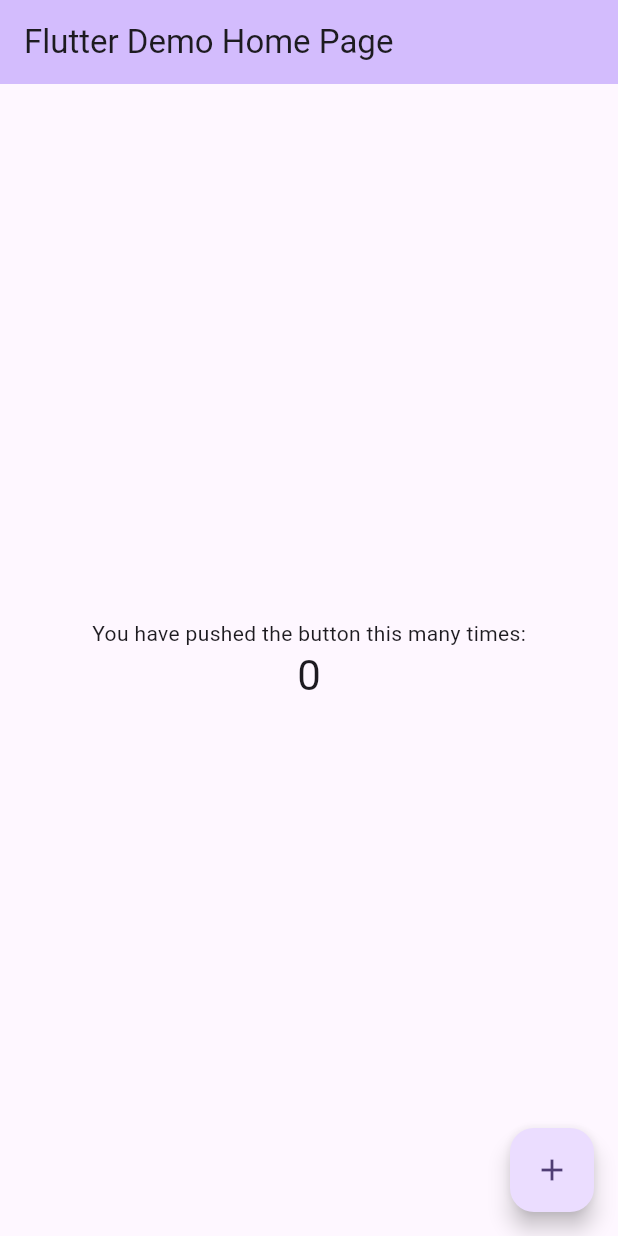
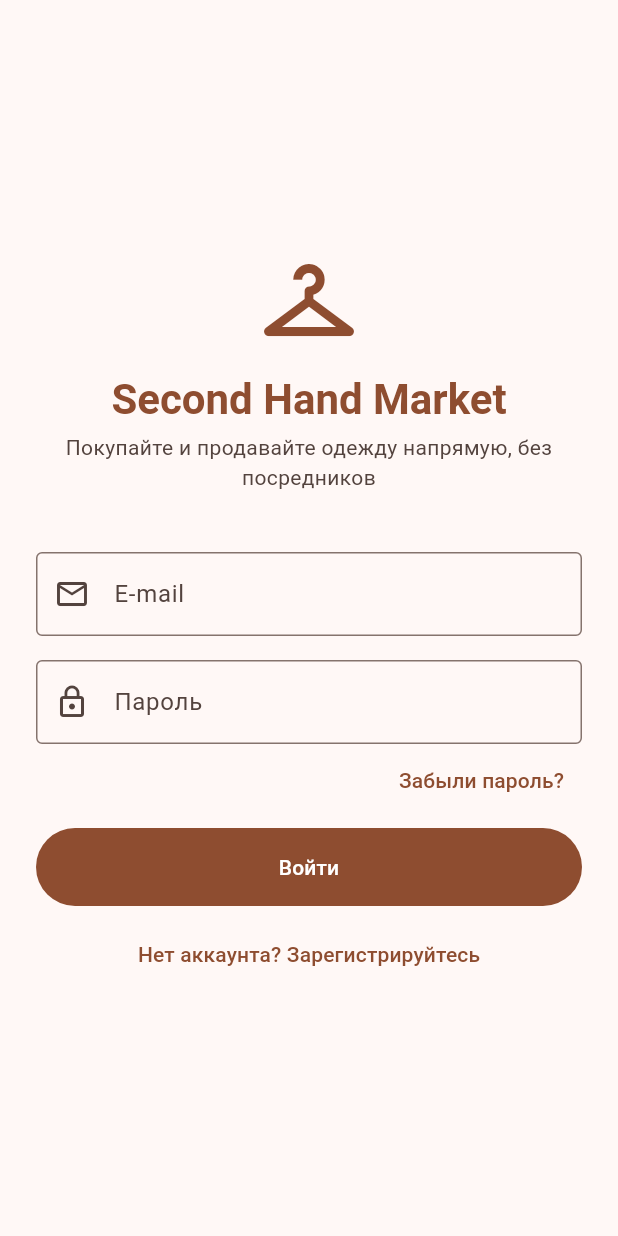
Before and after one commit to TimaDyakonu/PAMLab, a Flutter app: the screen it shows after launch, on a phone screen of 412 x 824 dp. Run offline on Flutter 3.47's test engine with Material 3 defaults, Android fonts, the phone set to English and light mode, and no system bars.

Commit message:
тема и экран логина

```diff
--- a/lib/main.dart
+++ b/lib/main.dart
@@ -1,122 +1,39 @@
+// main.dart — MaterialApp + тема + стартовый экран
 import 'package:flutter/material.dart';
+import 'screens/login_screen.dart';
 
-void main() {
-  runApp(const MyApp());
-}
+void main() => runApp(const MyApp());
+
+// Семя палитры — терракотовый: цвет ткани, винтажа и «тёплого» секонд-хенда.
+// ColorScheme.fromSeed выводит из него все роли (primary, surface, …).
+const _seedColor = Color(0xFFC0673F);
 
 class MyApp extends StatelessWidget {
   const MyApp({super.key});
 
-  // This widget is the root of your application.
   @override
   Widget build(BuildContext context) {
     return MaterialApp(
-      title: 'Flutter Demo',
+      title: 'Second Hand Market',
+      debugShowCheckedModeBanner: false,
       theme: ThemeData(
-        // This is the theme of your application.
-        //
-        // TRY THIS: Try running your application with "flutter run". You'll see
-        // the application has a purple toolbar. Then, without quitting the app,
-        // try changing the seedColor in the colorScheme below to Colors.green
-        // and then invoke "hot reload" (save your changes or press the "hot
-        // reload" button in a Flutter-supported IDE, or press "r" if you used
-        // the command line to start the app).
-        //
-        // Notice that the counter didn't reset back to zero; the application
-        // state is not lost during the reload. To reset the state, use hot
-        // restart instead.
-        //
-        // This works for code too, not just values: Most code changes can be
-        // tested with just a hot reload.
-        colorScheme: .fromSeed(seedColor: Colors.deepPurple),
+        colorScheme: ColorScheme.fromSeed(seedColor: _seedColor),
+        // базовая типографика: точечные подстройки, остальное по умолчанию
+        textTheme: const TextTheme(
+          titleLarge: TextStyle(fontWeight: FontWeight.w600),
+        ),
       ),
-      home: const MyHomePage(title: 'Flutter Demo Home Page'),
+      darkTheme: ThemeData(
+        colorScheme: ColorScheme.fromSeed(
+          seedColor: _seedColor, // то же семя…
+          brightness: Brightness.dark, // …ночная палитра
+        ),
+        textTheme: const TextTheme(
+          titleLarge: TextStyle(fontWeight: FontWeight.w600),
+        ),
+      ),
+      themeMode: ThemeMode.system, // следует настройке телефона
+      home: const LoginScreen(),
     );
   }
 }
-
-class MyHomePage extends StatefulWidget {
-  const MyHomePage({super.key, required this.title});
-
-  // This widget is the home page of your application. It is stateful, meaning
-  // that it has a State object (defined below) that contains fields that affect
-  // how it looks.
-
-  // This class is the configuration for the state. It holds the values (in this
-  // case the title) provided by the parent (in this case the App widget) and
-  // used by the build method of the State. Fields in a Widget subclass are
-  // always marked "final".
-
-  final String title;
-
-  @override
-  State<MyHomePage> createState() => _MyHomePageState();
-}
-
-class _MyHomePageState extends State<MyHomePage> {
-  int _counter = 0;
-
-  void _incrementCounter() {
-    setState(() {
-      // This call to setState tells the Flutter framework that something has
-      // changed in this State, which causes it to rerun the build method below
-      // so that the display can reflect the updated values. If we changed
-      // _counter without calling setState(), then the build method would not be
-      // called again, and so nothing would appear to happen.
-      _counter++;
-    });
-  }
-
-  @override
-  Widget build(BuildContext context) {
-    // This method is rerun every time setState is called, for instance as done
-    // by the _incrementCounter method above.
-    //
-    // The Flutter framework has been optimized to make rerunning build methods
-    // fast, so that you can just rebuild anything that needs updating rather
-    // than having to individually change instances of widgets.
-    return Scaffold(
-      appBar: AppBar(
-        // TRY THIS: Try changing the color here to a specific color (to
-        // Colors.amber, perhaps?) and trigger a hot reload to see the AppBar
-        // change color while the other colors stay the same.
-        backgroundColor: Theme.of(context).colorScheme.inversePrimary,
-        // Here we take the value from the MyHomePage object that was created by
-        // the App.build method, and use it to set our appbar title.
-        title: Text(widget.title),
-      ),
-      body: Center(
-        // Center is a layout widget. It takes a single child and positions it
-        // in the middle of the parent.
-        child: Column(
-          // Column is also a layout widget. It takes a list of children and
-          // arranges them vertically. By default, it sizes itself to fit its
-          // children horizontally, and tries to be as tall as its parent.
-          //
-          // Column has various properties to control how it sizes itself and
-          // how it positions its children. Here we use mainAxisAlignment to
-          // center the children vertically; the main axis here is the vertical
-          // axis because Columns are vertical (the cross axis would be
-          // horizontal).
-          //
-          // TRY THIS: Invoke "debug painting" (choose the "Toggle Debug Paint"
-          // action in the IDE, or press "p" in the console), to see the
-          // wireframe for each widget.
-          mainAxisAlignment: .center,
-          children: [
-            const Text('You have pushed the button this many times:'),
-            Text(
-              '$_counter',
-              style: Theme.of(context).textTheme.headlineMedium,
-            ),
-          ],
-        ),
-      ),
-      floatingActionButton: FloatingActionButton(
-        onPressed: _incrementCounter,
-        tooltip: 'Increment',
-        child: const Icon(Icons.add),
-      ),
-    );
-  }
-}
--- /dev/null
+++ b/lib/screens/login_screen.dart
@@ -0,0 +1,85 @@
+// screens/login_screen.dart — Вход / регистрация.
+// На L2 строго статический: без Form, без validator, без проверки полей.
+// Валидация появится на L3, подключение к backend-у — на L5.
+import 'package:flutter/material.dart';
+
+class LoginScreen extends StatelessWidget {
+  const LoginScreen({super.key});
+
+  @override
+  Widget build(BuildContext context) {
+    final scheme = Theme.of(context).colorScheme;
+    final text = Theme.of(context).textTheme;
+
+    return Scaffold(
+      body: SafeArea(
+        child: Center(
+          // scroll: при открытой клавиатуре форма не переполняется по вертикали
+          child: SingleChildScrollView(
+            padding: const EdgeInsets.all(24),
+            child: Column(
+              crossAxisAlignment: CrossAxisAlignment.stretch,
+              children: [
+                Icon(Icons.checkroom, size: 72, color: scheme.primary),
+                const SizedBox(height: 12),
+                Text(
+                  'Second Hand Market',
+                  textAlign: TextAlign.center,
+                  style: text.headlineMedium?.copyWith(
+                    color: scheme.primary,
+                    fontWeight: FontWeight.w700,
+                  ),
+                ),
+                const SizedBox(height: 4),
+                Text(
+                  'Покупайте и продавайте одежду напрямую, без посредников',
+                  textAlign: TextAlign.center,
+                  style: text.bodyMedium
+                      ?.copyWith(color: scheme.onSurfaceVariant),
+                ),
+                const SizedBox(height: 40),
+                const TextField(
+                  keyboardType: TextInputType.emailAddress,
+                  decoration: InputDecoration(
+                    labelText: 'E-mail',
+                    prefixIcon: Icon(Icons.mail_outline),
+                    border: OutlineInputBorder(),
+                  ),
+                ),
+                const SizedBox(height: 16),
+                const TextField(
+                  obscureText: true,
+                  decoration: InputDecoration(
+                    labelText: 'Пароль',
+                    prefixIcon: Icon(Icons.lock_outline),
+                    border: OutlineInputBorder(),
+                  ),
+                ),
+                Align(
+                  alignment: Alignment.centerRight,
+                  child: TextButton(
+                    onPressed: () {},
+                    child: const Text('Забыли пароль?'),
+                  ),
+                ),
+                const SizedBox(height: 8),
+                FilledButton(
+                  onPressed: () {},
+                  style: FilledButton.styleFrom(
+                    minimumSize: const Size.fromHeight(52),
+                  ),
+                  child: const Text('Войти'),
+                ),
+                const SizedBox(height: 8),
+                TextButton(
+                  onPressed: () {},
+                  child: const Text('Нет аккаунта? Зарегистрируйтесь'),
+                ),
+              ],
+            ),
+          ),
+        ),
+      ),
+    );
+  }
+}
```
Also changed, not shown: 2 other files.
